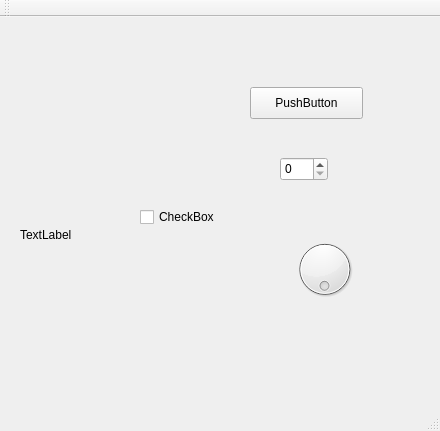
neutronimaging/sandbox, file qt/roiwidget/mainwindow.ui: the form before one commit.
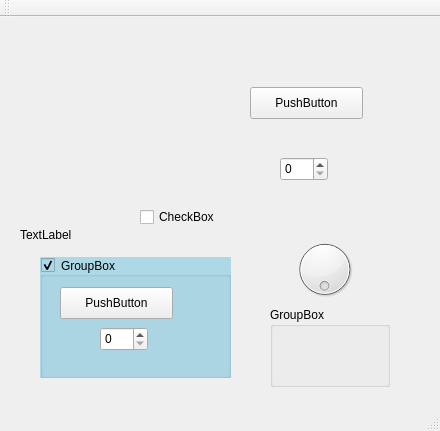
The form after the commit. Custom widgets are drawn as their Qt base class.

```diff
--- a/qt/roiwidget/mainwindow.ui
+++ b/qt/roiwidget/mainwindow.ui
@@ -13,6 +13,9 @@
   <property name="windowTitle">
    <string>MainWindow</string>
   </property>
+  <property name="styleSheet">
+   <string notr="true"/>
+  </property>
   <widget class="QWidget" name="centralWidget">
    <widget class="uxROIWidget" name="widget" native="true">
     <property name="geometry">
@@ -92,6 +95,61 @@
      <bool>true</bool>
     </property>
    </widget>
+   <widget class="QGroupBox" name="groupBox">
+    <property name="geometry">
+     <rect>
+      <x>40</x>
+      <y>240</y>
+      <width>191</width>
+      <height>121</height>
+     </rect>
+    </property>
+    <property name="styleSheet">
+     <string notr="true">QGroupBox {font-size:10;background:lightblue}</string>
+    </property>
+    <property name="title">
+     <string>GroupBox</string>
+    </property>
+    <property name="checkable">
+     <bool>true</bool>
+    </property>
+    <widget class="QPushButton" name="pushButton_2">
+     <property name="geometry">
+      <rect>
+       <x>20</x>
+       <y>30</y>
+       <width>113</width>
+       <height>32</height>
+      </rect>
+     </property>
+     <property name="text">
+      <string>PushButton</string>
+     </property>
+    </widget>
+    <widget class="QSpinBox" name="spinBox_2">
+     <property name="geometry">
+      <rect>
+       <x>60</x>
+       <y>70</y>
+       <width>48</width>
+       <height>24</height>
+      </rect>
+     </property>
+    </widget>
+   </widget>
+   <widget class="QGroupBox" name="groupBox_2">
+    <property name="geometry">
+     <rect>
+      <x>270</x>
+      <y>290</y>
+      <width>120</width>
+      <height>80</height>
+     </rect>
+    </property>
+    <property name="title">
+     <string>GroupBox</string>
+    </property>
+   </widget>
   </widget>
   <widget class="QMenuBar" name="menuBar">
    <property name="geometry">
```
